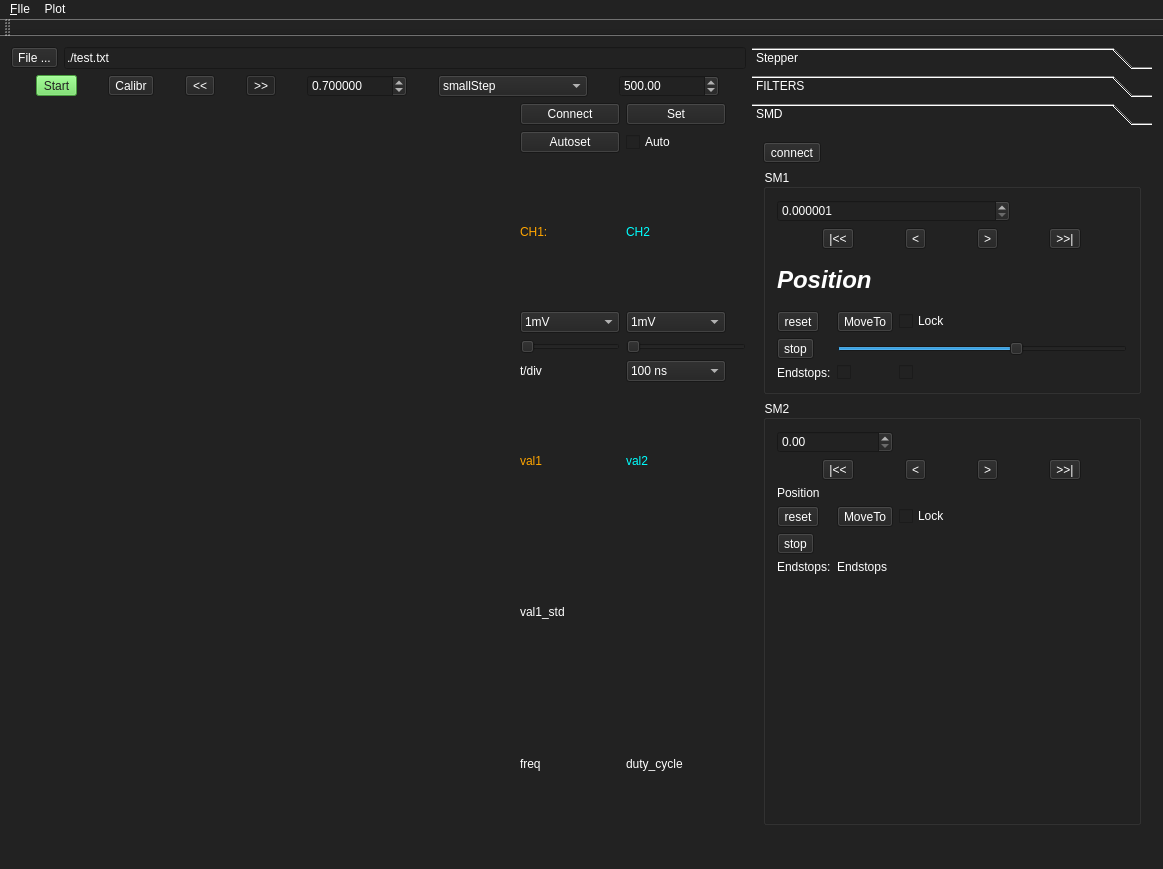
Above: mainwindow.ui from xkronosua/PICO_HG before the change. Below: the same form after it.
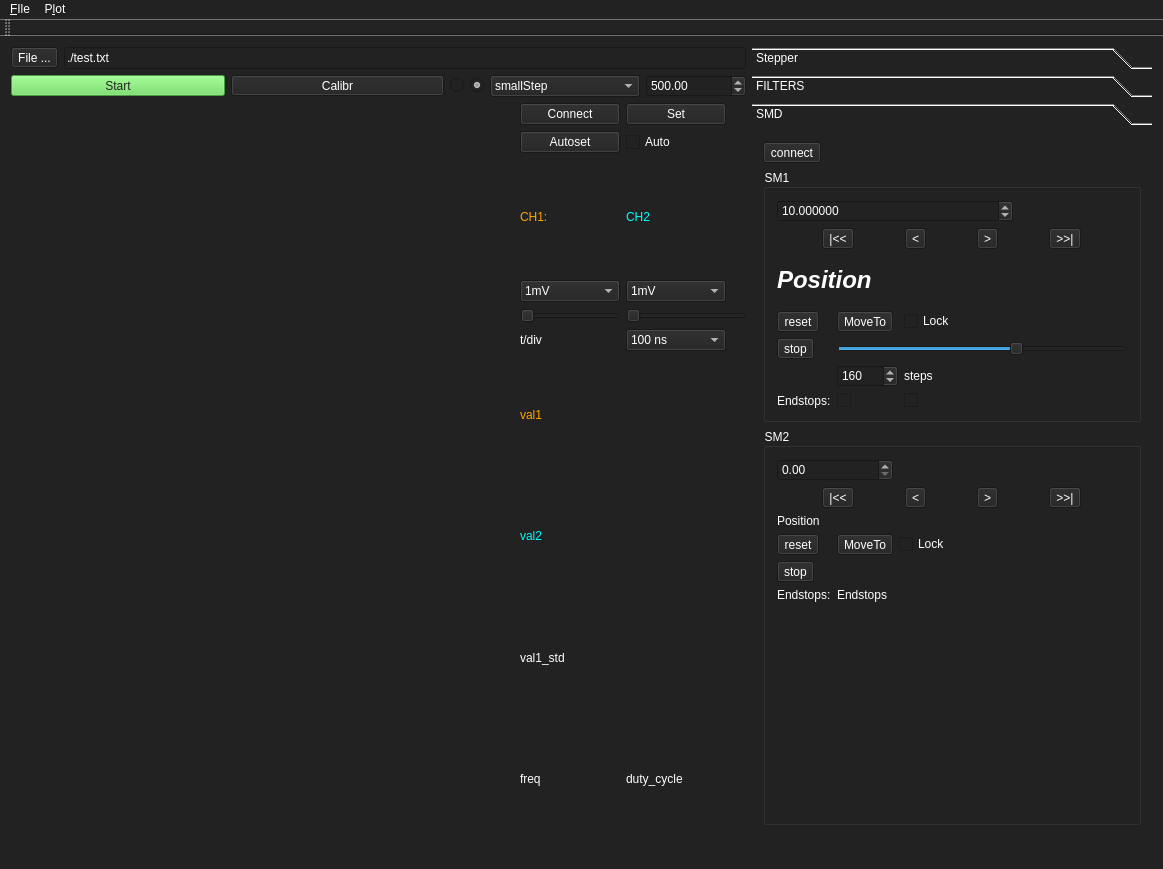
That is the form after the change. Icons and pictures are not drawn.

The edit to the form file:
```diff
--- a/mainwindow.ui
+++ b/mainwindow.ui
@@ -659,8 +659,8 @@
         <rect>
          <x>0</x>
          <y>0</y>
-         <width>311</width>
-         <height>728</height>
+         <width>400</width>
+         <height>694</height>
         </rect>
        </property>
        <attribute name="label">
@@ -685,6 +685,13 @@
           <layout class="QGridLayout" name="gridLayout_10">
            <item row="0" column="0">
             <layout class="QGridLayout" name="gridLayout">
+             <item row="7" column="2">
+              <widget class="QCheckBox" name="SM1_rightEndstop">
+               <property name="text">
+                <string/>
+               </property>
+              </widget>
+             </item>
              <item row="4" column="2">
               <widget class="QCheckBox" name="SM1_lock">
                <property name="text">
@@ -692,7 +699,7 @@
                </property>
               </widget>
              </item>
-             <item row="6" column="0">
+             <item row="7" column="0">
               <widget class="QLabel" name="label_3">
                <property name="text">
                 <string>Endstops:</string>
@@ -790,9 +797,12 @@
                <property name="maximum">
                 <double>99999999999.000000000000000</double>
                </property>
+               <property name="value">
+                <double>10.000000000000000</double>
+               </property>
               </widget>
              </item>
-             <item row="6" column="1">
+             <item row="7" column="1">
               <widget class="QCheckBox" name="SM1_leftEndstop">
                <property name="text">
                 <string/>
@@ -808,13 +818,6 @@
                </property>
               </widget>
              </item>
-             <item row="6" column="2">
-              <widget class="QCheckBox" name="SM1_rightEndstop">
-               <property name="text">
-                <string/>
-               </property>
-              </widget>
-             </item>
              <item row="5" column="1" colspan="3">
               <widget class="QSlider" name="SM1_speed">
                <property name="minimum">
@@ -834,6 +837,32 @@
                </property>
               </widget>
              </item>
+             <item row="6" column="1">
+              <widget class="QSpinBox" name="SM1_speed_val">
+               <property name="maximumSize">
+                <size>
+                 <width>100</width>
+                 <height>16777215</height>
+                </size>
+               </property>
+               <property name="minimum">
+                <number>1</number>
+               </property>
+               <property name="maximum">
+                <number>90000</number>
+               </property>
+               <property name="value">
+                <number>160</number>
+               </property>
+              </widget>
+             </item>
+             <item row="6" column="2" colspan="2">
+              <widget class="QLabel" name="SM1_stepsCounter">
+               <property name="text">
+                <string>steps</string>
+               </property>
+              </widget>
+             </item>
             </layout>
            </item>
           </layout>
@@ -965,6 +994,89 @@
        <layout class="QVBoxLayout" name="oscilloPlot">
         <item>
          <layout class="QGridLayout" name="oscillo_config">
+          <property name="sizeConstraint">
+           <enum>QLayout::SetDefaultConstraint</enum>
+          </property>
+          <item row="3" column="1">
+           <widget class="QComboBox" name="oscilloVdiv2">
+            <property name="maximumSize">
+             <size>
+              <width>100</width>
+              <height>16777215</height>
+             </size>
+            </property>
+            <item>
+             <property name="text">
+              <string>1mV</string>
+             </property>
+            </item>
+            <item>
+             <property name="text">
+              <string>2mV</string>
+             </property>
+            </item>
+            <item>
+             <property name="text">
+              <string>5mV</string>
+             </property>
+            </item>
+            <item>
+             <property name="text">
+              <string>10mV</string>
+             </property>
+            </item>
+            <item>
+             <property name="text">
+              <string>20mV</string>
+             </property>
+            </item>
+            <item>
+             <property name="text">
+              <string>50mV</string>
+             </property>
+            </item>
+            <item>
+             <property name="text">
+              <string>100mV</string>
+             </property>
+            </item>
+            <item>
+             <property name="text">
+              <string>200mV</string>
+             </property>
+            </item>
+            <item>
+             <property name="text">
+              <string>500mV</string>
+             </property>
+            </item>
+            <item>
+             <property name="text">
+              <string>1V</string>
+             </property>
+            </item>
+            <item>
+             <property name="text">
+              <string>2V</string>
+             </property>
+            </item>
+            <item>
+             <property name="text">
+              <string>5V</string>
+             </property>
+            </item>
+            <item>
+             <property name="text">
+              <string>10V</string>
+             </property>
+            </item>
+            <item>
+             <property name="text">
+              <string>20V</string>
+             </property>
+            </item>
+           </widget>
+          </item>
           <item row="0" column="0">
            <widget class="QPushButton" name="oscilloConnect">
             <property name="maximumSize">
@@ -1135,86 +1247,6 @@
             </property>
            </widget>
           </item>
-          <item row="3" column="1">
-           <widget class="QComboBox" name="oscilloVdiv2">
-            <property name="maximumSize">
-             <size>
-              <width>100</width>
-              <height>16777215</height>
-             </size>
-            </property>
-            <item>
-             <property name="text">
-              <string>1mV</string>
-             </property>
-            </item>
-            <item>
-             <property name="text">
-              <string>2mV</string>
-             </property>
-            </item>
-            <item>
-             <property name="text">
-              <string>5mV</string>
-             </property>
-            </item>
-            <item>
-             <property name="text">
-              <string>10mV</string>
-             </property>
-            </item>
-            <item>
-             <property name="text">
-              <string>20mV</string>
-             </property>
-            </item>
-            <item>
-             <property name="text">
-              <string>50mV</string>
-             </property>
-            </item>
-            <item>
-             <property name="text">
-              <string>100mV</string>
-             </property>
-            </item>
-            <item>
-             <property name="text">
-              <string>200mV</string>
-             </property>
-            </item>
-            <item>
-             <property name="text">
-              <string>500mV</string>
-             </property>
-            </item>
-            <item>
-             <property name="text">
-              <string>1V</string>
-             </property>
-            </item>
-            <item>
-             <property name="text">
-              <string>2V</string>
-             </property>
-            </item>
-            <item>
-             <property name="text">
-              <string>5V</string>
-             </property>
-            </item>
-            <item>
-             <property name="text">
-              <string>10V</string>
-             </property>
-            </item>
-            <item>
-             <property name="text">
-              <string>20V</string>
-             </property>
-            </item>
-           </widget>
-          </item>
           <item row="0" column="1">
            <widget class="QPushButton" name="oscilloSet">
             <property name="maximumSize">
@@ -1386,38 +1418,6 @@
             </item>
            </widget>
           </item>
-          <item row="6" column="0">
-           <widget class="QLabel" name="CH1Val">
-            <property name="maximumSize">
-             <size>
-              <width>100</width>
-              <height>16777215</height>
-             </size>
-            </property>
-            <property name="styleSheet">
-             <string notr="true">color:orange;</string>
-            </property>
-            <property name="text">
-             <string>val1</string>
-            </property>
-           </widget>
-          </item>
-          <item row="6" column="1">
-           <widget class="QLabel" name="CH2Val">
-            <property name="maximumSize">
-             <size>
-              <width>100</width>
-              <height>16777215</height>
-             </size>
-            </property>
-            <property name="styleSheet">
-             <string notr="true">color:cyan;</string>
-            </property>
-            <property name="text">
-             <string>val2</string>
-            </property>
-           </widget>
-          </item>
           <item row="1" column="1">
            <widget class="QCheckBox" name="oscilloAuto">
             <property name="text">
@@ -1428,7 +1428,7 @@
             </property>
            </widget>
           </item>
-          <item row="7" column="0">
+          <item row="8" column="0">
            <widget class="QLabel" name="CH1Val_std">
             <property name="maximumSize">
              <size>
@@ -1441,20 +1441,40 @@
             </property>
            </widget>
           </item>
-          <item row="8" column="0">
+          <item row="9" column="0">
            <widget class="QLabel" name="oscilloFreq">
             <property name="text">
              <string>freq</string>
             </property>
            </widget>
           </item>
-          <item row="8" column="1">
+          <item row="9" column="1">
            <widget class="QLabel" name="duty_cycle">
             <property name="text">
              <string>duty_cycle</string>
             </property>
            </widget>
           </item>
+          <item row="6" column="0" colspan="2">
+           <widget class="QLabel" name="CH1Val">
+            <property name="styleSheet">
+             <string notr="true">color:orange;</string>
+            </property>
+            <property name="text">
+             <string>val1</string>
+            </property>
+           </widget>
+          </item>
+          <item row="7" column="0" colspan="2">
+           <widget class="QLabel" name="CH2Val">
+            <property name="styleSheet">
+             <string notr="true">color:cyan;</string>
+            </property>
+            <property name="text">
+             <string>val2</string>
+            </property>
+           </widget>
+          </item>
          </layout>
         </item>
        </layout>
@@ -1464,11 +1484,20 @@
         <property name="spacing">
          <number>6</number>
         </property>
+        <property name="sizeConstraint">
+         <enum>QLayout::SetNoConstraint</enum>
+        </property>
         <property name="bottomMargin">
          <number>0</number>
         </property>
         <item>
          <widget class="QToolButton" name="startMeasurement">
+          <property name="sizePolicy">
+           <sizepolicy hsizetype="MinimumExpanding" vsizetype="Maximum">
+            <horstretch>0</horstretch>
+            <verstretch>0</verstretch>
+           </sizepolicy>
+          </property>
           <property name="styleSheet">
            <string notr="true">background-color: rgb(99, 220, 85);
 color: #222222;</string>
@@ -1483,6 +1512,12 @@
         </item>
         <item>
          <widget class="QToolButton" name="startCalibr">
+          <property name="sizePolicy">
+           <sizepolicy hsizetype="MinimumExpanding" vsizetype="Maximum">
+            <horstretch>0</horstretch>
+            <verstretch>0</verstretch>
+           </sizepolicy>
+          </property>
           <property name="text">
            <string>Calibr</string>
           </property>
@@ -1492,64 +1527,36 @@
          </widget>
         </item>
         <item>
-         <widget class="QToolButton" name="measurementDirCCW">
-          <property name="maximumSize">
-           <size>
-            <width>30</width>
-            <height>16777215</height>
-           </size>
-          </property>
+         <widget class="QRadioButton" name="measurementDirCCW">
           <property name="text">
-           <string>&lt;&lt;</string>
+           <string/>
           </property>
-          <property name="checkable">
-           <bool>true</bool>
+          <property name="icon">
+           <iconset theme="arrow-left"/>
           </property>
          </widget>
         </item>
         <item>
-         <widget class="QToolButton" name="measurementDirCW">
-          <property name="enabled">
-           <bool>true</bool>
-          </property>
-          <property name="maximumSize">
-           <size>
-            <width>30</width>
-            <height>16777215</height>
-           </size>
-          </property>
+         <widget class="QRadioButton" name="measurementDirCW">
           <property name="text">
-           <string>&gt;&gt;</string>
+           <string/>
           </property>
-          <property name="checkable">
-           <bool>true</bool>
+          <property name="icon">
+           <iconset theme="arrow-right"/>
           </property>
           <property name="checked">
            <bool>true</bool>
           </property>
          </widget>
         </item>
-        <item>
-         <widget class="QDoubleSpinBox" name="measurementStep">
-          <property name="maximumSize">
-           <size>
-            <width>100</width>
-            <height>16777215</height>
-           </size>
-          </property>
-          <property name="decimals">
-           <number>6</number>
-          </property>
-          <property name="maximum">
-           <double>9999999.000000000000000</double>
-          </property>
-          <property name="value">
-           <double>0.700000000000000</double>
-          </property>
-         </widget>
-        </item>
         <item>
          <widget class="QComboBox" name="measurementMode">
+          <property name="sizePolicy">
+           <sizepolicy hsizetype="MinimumExpanding" vsizetype="Maximum">
+            <horstretch>0</horstretch>
+            <verstretch>0</verstretch>
+           </sizepolicy>
+          </property>
           <property name="maximumSize">
            <size>
             <width>150</width>
@@ -1581,6 +1588,12 @@
         </item>
         <item>
          <widget class="QDoubleSpinBox" name="plotPeriod">
+          <property name="sizePolicy">
+           <sizepolicy hsizetype="MinimumExpanding" vsizetype="Maximum">
+            <horstretch>0</horstretch>
+            <verstretch>0</verstretch>
+           </sizepolicy>
+          </property>
           <property name="maximumSize">
            <size>
             <width>100</width>
@@ -1658,7 +1671,7 @@
      <x>0</x>
      <y>0</y>
      <width>1163</width>
-     <height>40</height>
+     <height>30</height>
     </rect>
    </property>
    <widget class="QMenu" name="menuFIle">
@@ -1669,7 +1682,7 @@
    </widget>
    <widget class="QMenu" name="menuPlot">
     <property name="title">
-     <string>Plot</string>
+     <string>P&amp;lot</string>
     </property>
     <addaction name="actionClean"/>
    </widget>
```
Left out of the diff: 23 changed lines with no effect on the pictures.
